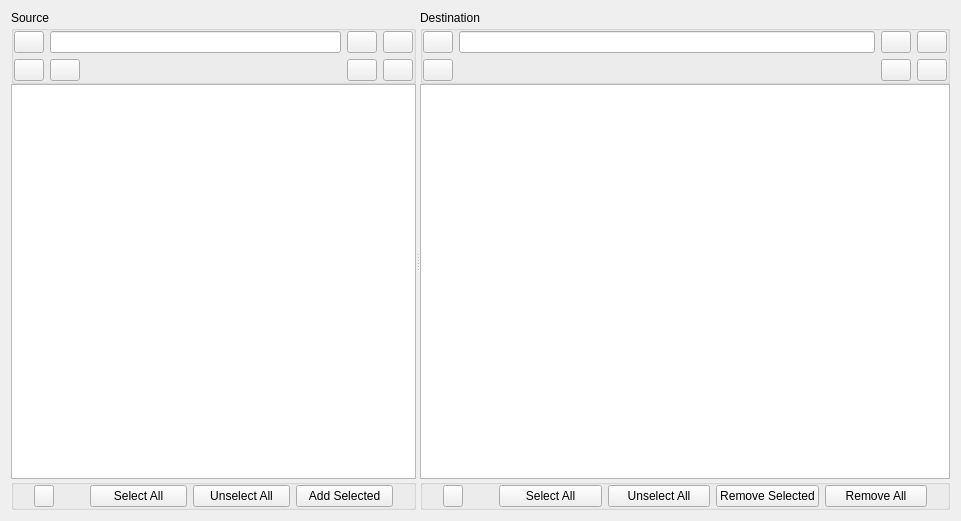
The window that Libs/UserInterfaces/SourceBrowser.ui (AltaArts/SourceTab--Prism-Plugin) describes before a commit, drawn with Qt 5.
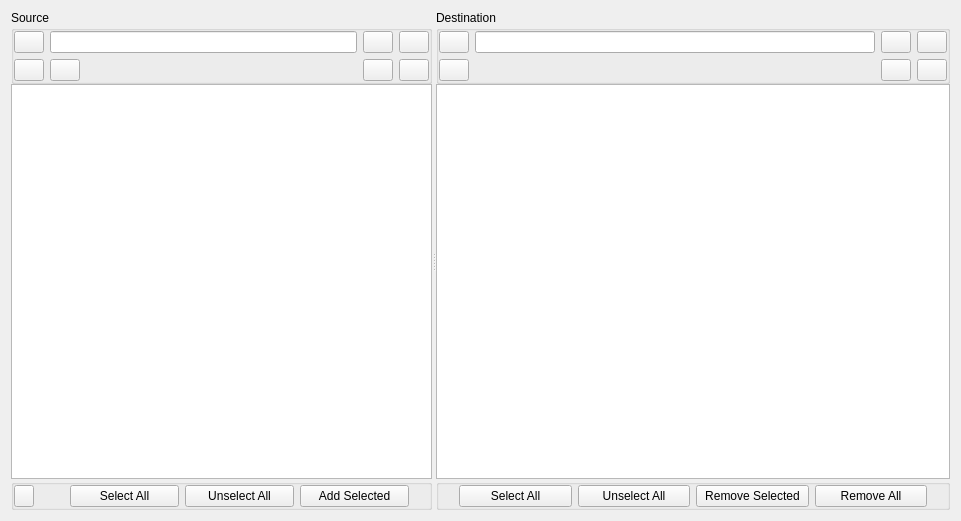
The same window after the commit.

```diff
--- a/Libs/UserInterfaces/SourceBrowser.ui
+++ b/Libs/UserInterfaces/SourceBrowser.ui
@@ -305,7 +305,7 @@
         <widget class="QGroupBox" name="gb_sourceFooter">
          <layout class="QHBoxLayout" name="lo_sourceFooter">
           <property name="leftMargin">
-           <number>20</number>
+           <number>0</number>
           </property>
           <property name="topMargin">
            <number>0</number>
@@ -691,47 +691,6 @@
           <property name="bottomMargin">
            <number>0</number>
           </property>
-          <item>
-           <widget class="QPushButton" name="b_tips_dest">
-            <property name="sizePolicy">
-             <sizepolicy hsizetype="Fixed" vsizetype="Fixed">
-              <horstretch>0</horstretch>
-              <verstretch>0</verstretch>
-             </sizepolicy>
-            </property>
-            <property name="minimumSize">
-             <size>
-              <width>20</width>
-              <height>0</height>
-             </size>
-            </property>
-            <property name="maximumSize">
-             <size>
-              <width>20</width>
-              <height>16777215</height>
-             </size>
-            </property>
-            <property name="text">
-             <string/>
-            </property>
-           </widget>
-          </item>
-          <item>
-           <spacer name="horizontalSpacer_3">
-            <property name="orientation">
-             <enum>Qt::Horizontal</enum>
-            </property>
-            <property name="sizeType">
-             <enum>QSizePolicy::Fixed</enum>
-            </property>
-            <property name="sizeHint" stdset="0">
-             <size>
-              <width>30</width>
-              <height>20</height>
-             </size>
-            </property>
-           </spacer>
-          </item>
           <item>
            <widget class="QPushButton" name="b_dest_checkAll">
             <property name="sizePolicy">
```
